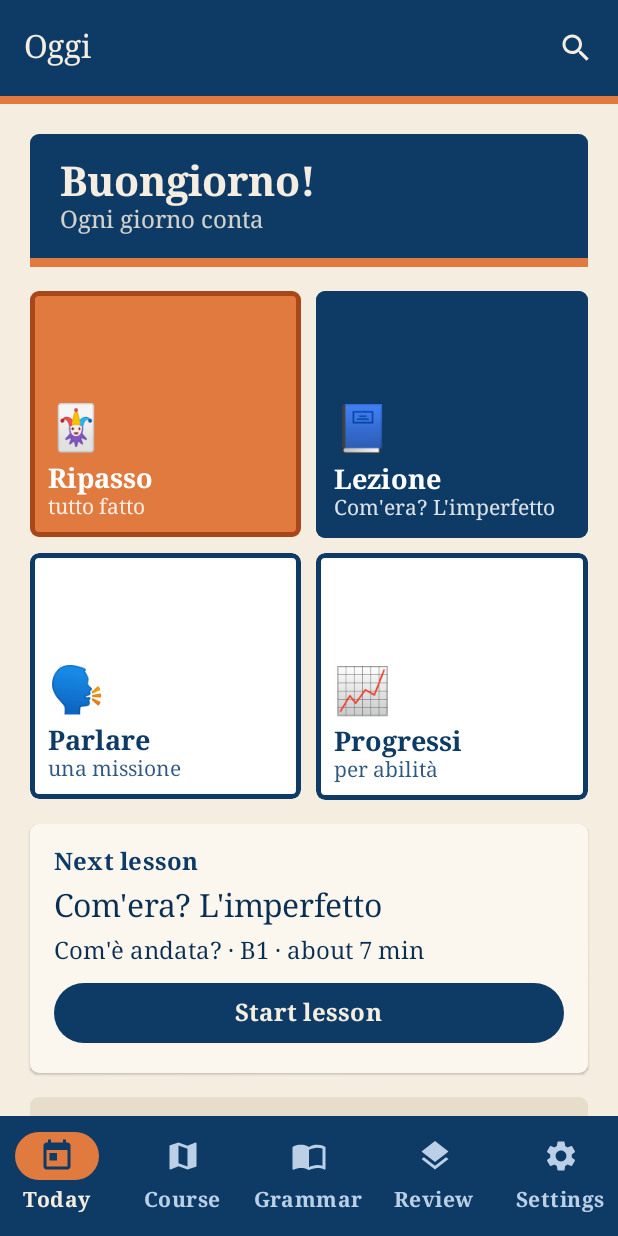
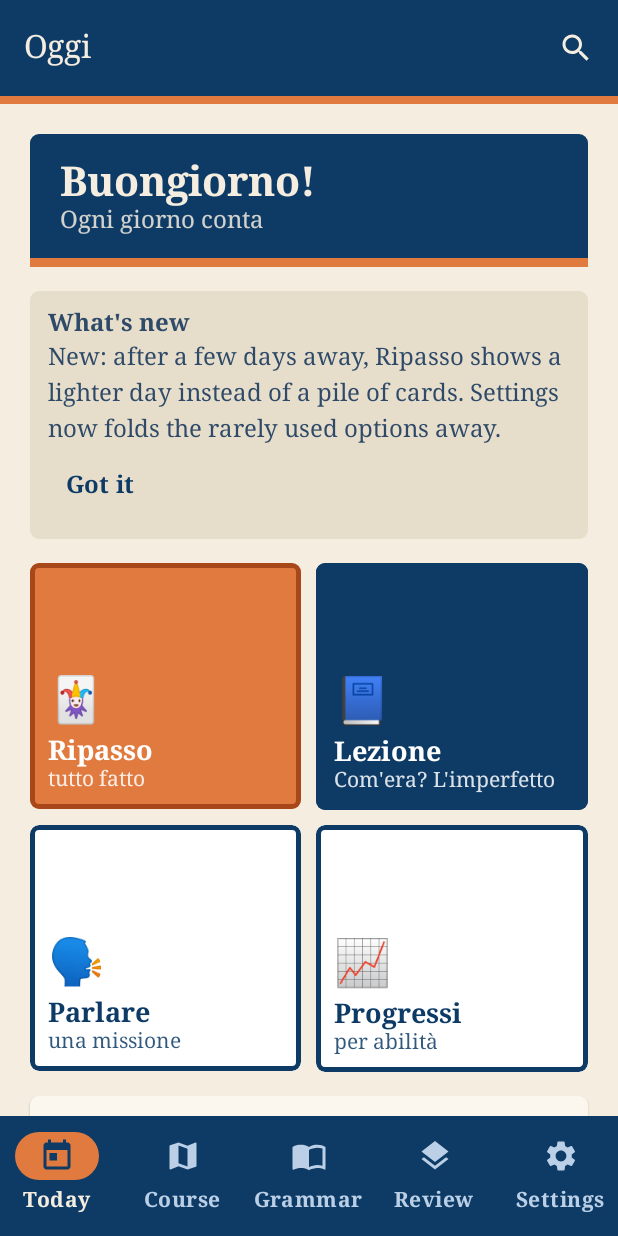
Before and after one commit to Gleaped/ItalianLearning, an Android app built with Jetpack Compose: the screen it shows after launch (MainActivity), after a tap on "Skip for now", on a phone screen of 412 x 824 dp. Run offline under Robolectric (Android 15) with nearby library versions, the phone set to English and light mode, and no system bars; our stand-ins replace Room's generated code; pictures from the network do not load.

Commit message:
Fold rare settings away, add a one-time what's new note and a weekly recap
Co-Authored-By: Claude Sonnet 5.5 <noreply@anthropic.com>
Claude-Session: https://claude.ai/code/session_01SxkS3i9RozcY64Stg5kGdQ

```diff
--- a/app/src/main/java/com/gleaped/italianlearning/data/LearningRepository.kt
+++ b/app/src/main/java/com/gleaped/italianlearning/data/LearningRepository.kt
@@ -9,6 +9,7 @@ import com.gleaped.italianlearning.data.db.ExerciseResultEntity
 import com.gleaped.italianlearning.data.db.LessonProgressEntity
 import com.gleaped.italianlearning.data.db.SrsCardEntity
 import com.gleaped.italianlearning.domain.grading.Verdict
+import com.gleaped.italianlearning.domain.progress.DayCount
 import com.gleaped.italianlearning.domain.srs.CardKind
 import com.gleaped.italianlearning.domain.srs.Cards
 import com.gleaped.italianlearning.domain.srs.CoreDeck
@@ -72,6 +73,11 @@ class LearningRepository(private val db: AppDatabase) {
             fresh = minOf(fresh, (perDay - introducedToday).coerceAtLeast(0)),
             eased = ReviewLoad.eased(due, reviewedToday),
         )
+    }
+
+    /** Lessons and cards per day, for the weekly recap. */
+    val dayCounts: Flow<List<DayCount>> = progress.observeActivity().map { list ->
+        list.map { DayCount(it.epochDay, it.lessonsCompleted, it.cardsReviewed) }
     }
 
     /** Lessons finished today. */
--- a/app/src/main/java/com/gleaped/italianlearning/data/settings/SettingsRepository.kt
+++ b/app/src/main/java/com/gleaped/italianlearning/data/settings/SettingsRepository.kt
@@ -72,6 +72,10 @@ data class Settings(
     val onboarded: Boolean = false,
     /** The day of the CELI 3 exam as an epoch day; 0 = not set. */
     val examDateEpochDay: Long = 0L,
+    /** Id of the newest "what's new" note already dismissed; 0 = none. */
+    val whatsNewSeen: Int = 0,
+    /** Monday (epoch day) of the week whose recap was dismissed; 0 = never. */
+    val recapSeenWeek: Long = 0L,
     /** Core words added to the review deck each day; 0 = off. */
     val coreWordsPerDay: Int = CoreDeck.DEFAULT_PER_DAY,
     /** Optional on-device Whisper recogniser for speaking steps; off until the learner turns it on. */
@@ -137,6 +141,8 @@ class SettingsRepository(context: Context) {
         val quietSpeechUntil = longPreferencesKey("quiet_speech_until")
         val lastMixDay = longPreferencesKey("last_mix_day")
         val examDate = longPreferencesKey("exam_date_epoch_day")
+        val whatsNewSeen = intPreferencesKey("whats_new_seen")
+        val recapSeenWeek = longPreferencesKey("recap_seen_week")
         val coreWordsPerDay = intPreferencesKey("core_words_per_day")
         val whisperEnabled = booleanPreferencesKey("whisper_enabled")
         val whisperModel = stringPreferencesKey("whisper_model")
@@ -179,6 +185,8 @@ class SettingsRepository(context: Context) {
             userName = p[Keys.userName] ?: "",
             onboarded = p[Keys.onboarded] ?: false,
             examDateEpochDay = p[Keys.examDate] ?: 0L,
+            whatsNewSeen = p[Keys.whatsNewSeen] ?: 0,
+            recapSeenWeek = p[Keys.recapSeenWeek] ?: 0L,
             coreWordsPerDay = p[Keys.coreWordsPerDay] ?: defaults.coreWordsPerDay,
             whisperEnabled = p[Keys.whisperEnabled] ?: defaults.whisperEnabled,
             whisperModel = p[Keys.whisperModel] ?: defaults.whisperModel,
@@ -216,6 +224,10 @@ class SettingsRepository(context: Context) {
 
     /** The day (epoch day) the daily mix was last finished; 0 = never. */
     val lastMixDay: Flow<Long> = store.data.map { it[Keys.lastMixDay] ?: 0L }.distinctUntilChanged()
+
+    suspend fun markWhatsNewSeen(id: Int) = store.edit { it[Keys.whatsNewSeen] = id }
+
+    suspend fun markRecapSeen(weekStart: Long) = store.edit { it[Keys.recapSeenWeek] = weekStart }
 
     suspend fun markMixDone(epochDay: Long) = store.edit { it[Keys.lastMixDay] = epochDay }
 
--- /dev/null
+++ b/app/src/main/java/com/gleaped/italianlearning/domain/profile/WhatsNew.kt
@@ -0,0 +1,15 @@
+package com.gleaped.italianlearning.domain.profile
+
+/** A one-time note after an update. Obtainium installs updates silently, so changes would otherwise go unnoticed. */
+data class WhatsNewNote(val id: Int, val text: String)
+
+object WhatsNew {
+    /** Oldest first. Add a note with the next id when a release changes something a learner would notice. */
+    val notes: List<WhatsNewNote> = listOf(
+        WhatsNewNote(1, "New: after a few days away, Ripasso shows a lighter day instead of a pile of cards. Settings now folds the rarely used options away."),
+    )
+
+    /** The newest note the learner has not dismissed yet. */
+    fun pending(seen: Int, all: List<WhatsNewNote> = notes): WhatsNewNote? =
+        all.filter { it.id > seen }.maxByOrNull { it.id }
+}
--- /dev/null
+++ b/app/src/main/java/com/gleaped/italianlearning/domain/progress/WeeklyRecap.kt
@@ -0,0 +1,51 @@
+package com.gleaped.italianlearning.domain.progress
+
+import java.time.LocalDate
+
+/** What was done on one day. */
+data class DayCount(val epochDay: Long, val lessons: Int, val cards: Int)
+
+/** A short look back at last week, shown once. */
+data class WeekSummary(
+    /** Monday of the week now running; used to show the recap once per week. */
+    val weekStartEpochDay: Long,
+    val daysPracticed: Int,
+    val lessons: Int,
+    val cards: Int,
+    /** A skill worth a little extra attention this week; null when nothing stands out. */
+    val focus: Skill?,
+) {
+    val text: String
+        get() {
+            val days = if (daysPracticed == 1) "1 day" else "$daysPracticed days"
+            val parts = buildList {
+                if (lessons > 0) add(if (lessons == 1) "1 lesson" else "$lessons lessons")
+                if (cards > 0) add("$cards cards")
+            }
+            val done = if (parts.isEmpty()) "" else " (" + parts.joinToString(" and ") + ")"
+            val tail = if (focus != null) " This week, a little extra ${focus.english.lowercase()} would help." else " Keep the same gentle pace."
+            return "Last week you practised on $days$done.$tail"
+        }
+}
+
+object WeeklyRecap {
+    /** The Monday of the week that contains [epochDay]. */
+    fun mondayOf(epochDay: Long): Long {
+        val dow = LocalDate.ofEpochDay(epochDay).dayOfWeek.value // Monday = 1
+        return epochDay - (dow - 1)
+    }
+
+    /** Last week's summary, or null when nothing was practised then (no recap is better than a bare zero). */
+    fun summarize(days: List<DayCount>, scores: List<SkillScore>, todayEpochDay: Long): WeekSummary? {
+        val thisMonday = mondayOf(todayEpochDay)
+        val lastMonday = thisMonday - 7
+        val week = days.filter { it.epochDay in lastMonday until thisMonday && (it.lessons > 0 || it.cards > 0) }
+        if (week.isEmpty()) return null
+        val focus = scores
+            .mapNotNull { s -> s.recent.percent?.let { s.skill to it } }
+            .filter { it.second < SkillStats.WEAK_BELOW_PERCENT }
+            .minByOrNull { it.second }
+            ?.first
+        return WeekSummary(thisMonday, week.size, week.sumOf { it.lessons }, week.sumOf { it.cards }, focus)
+    }
+}
--- a/app/src/main/java/com/gleaped/italianlearning/ui/home/HomeScreen.kt
+++ b/app/src/main/java/com/gleaped/italianlearning/ui/home/HomeScreen.kt
@@ -35,6 +35,8 @@ import androidx.compose.material3.MaterialTheme
 import androidx.compose.material3.OutlinedButton
 import androidx.compose.material3.OutlinedCard
 import androidx.compose.material3.TextButton
+import androidx.compose.runtime.rememberCoroutineScope
+import kotlinx.coroutines.launch
 import com.gleaped.italianlearning.domain.progress.ExamPlan
 import com.gleaped.italianlearning.domain.progress.ExamReadiness
 import com.gleaped.italianlearning.domain.progress.Readiness
@@ -116,6 +118,37 @@ fun HomeScreen(
                     modifier = Modifier.padding(12.dp),
                     style = MaterialTheme.typography.bodySmall,
                 )
+            }
+        }
+
+        if (o.reviewEased && !o.practicedToday) {
+            Text(
+                "Welcome back. Today is a light day: the rest of the backlog can wait.",
+                style = MaterialTheme.typography.bodyMedium,
+                color = MaterialTheme.colorScheme.onSurfaceVariant,
+            )
+        }
+
+        val recap by vm.recap.collectAsStateWithLifecycle()
+        recap?.let { week ->
+            val scope = rememberCoroutineScope()
+            Card(Modifier.fillMaxWidth()) {
+                Column(Modifier.padding(12.dp), verticalArrangement = Arrangement.spacedBy(4.dp)) {
+                    Text("Your week", style = MaterialTheme.typography.titleSmall)
+                    Text(week.text, style = MaterialTheme.typography.bodyMedium)
+                    TextButton(onClick = { scope.launch { container.settings.markRecapSeen(week.weekStartEpochDay) } }) { Text("OK") }
+                }
+            }
+        }
+
+        o.whatsNew?.let { note ->
+            val scope = rememberCoroutineScope()
+            Card(Modifier.fillMaxWidth()) {
+                Column(Modifier.padding(12.dp), verticalArrangement = Arrangement.spacedBy(4.dp)) {
+                    Text("What's new", style = MaterialTheme.typography.titleSmall)
+                    Text(note.text, style = MaterialTheme.typography.bodyMedium)
+                    TextButton(onClick = { scope.launch { container.settings.markWhatsNewSeen(note.id) } }) { Text("Got it") }
+                }
             }
         }
 
@@ -204,7 +237,6 @@ fun HomeScreen(
                 }
                 Text(
                     when {
-                        o.reviewEased && !o.practicedToday -> "Welcome back. Today is a light day: the rest of the backlog can wait."
                         o.practicedToday -> "You have practised today. Anything more is a bonus."
                         o.streak > 0 -> "Any one of these keeps your streak going."
                         else -> "Any one of these counts as practice for today."
--- a/app/src/main/java/com/gleaped/italianlearning/ui/home/OverviewViewModel.kt
+++ b/app/src/main/java/com/gleaped/italianlearning/ui/home/OverviewViewModel.kt
@@ -4,6 +4,8 @@ import kotlinx.coroutines.flow.map
 import kotlinx.coroutines.flow.distinctUntilChanged
 import com.gleaped.italianlearning.domain.practice.DailyMix
 import com.gleaped.italianlearning.domain.srs.ReviewCounts
+import com.gleaped.italianlearning.domain.profile.WhatsNew
+import com.gleaped.italianlearning.domain.profile.WhatsNewNote
 import androidx.lifecycle.ViewModel
 import androidx.lifecycle.ViewModelProvider
 import androidx.lifecycle.viewModelScope
@@ -18,6 +20,8 @@ import com.gleaped.italianlearning.domain.progress.ExamPlan
 import com.gleaped.italianlearning.domain.progress.ExamReadiness
 import com.gleaped.italianlearning.domain.progress.Readiness
 import com.gleaped.italianlearning.domain.progress.SkillStats
+import com.gleaped.italianlearning.domain.progress.WeekSummary
+import com.gleaped.italianlearning.domain.progress.WeeklyRecap
 import com.gleaped.italianlearning.domain.progress.LessonCheckpoint
 import com.gleaped.italianlearning.domain.progress.Streak
 import kotlinx.coroutines.flow.SharingStarted
@@ -53,6 +57,8 @@ data class Overview(
     val readiness: Readiness = Readiness(emptyList(), null, null),
     /** Lessons still to do on the way to B2. */
     val remainingLessons: Int = 0,
+    /** A one-time note about what changed in the last update. */
+    val whatsNew: WhatsNewNote? = null,
 )
 
 class OverviewViewModel(container: AppContainer) : ViewModel() {
@@ -112,7 +118,18 @@ class OverviewViewModel(container: AppContainer) : ViewModel() {
             examDateEpochDay = settings.examDateEpochDay,
             readiness = ExamReadiness.estimate(SkillStats.bySkill(extra.attempts, today)),
             remainingLessons = ExamPlan.remainingLessons(courseProgress.levelProgress()),
+            whatsNew = WhatsNew.pending(settings.whatsNewSeen),
         )
+    }.stateIn(viewModelScope, SharingStarted.WhileSubscribed(5_000), null)
+
+    /** Last week in a sentence, until it is dismissed. */
+    val recap: StateFlow<WeekSummary?> = combine(
+        container.learning.dayCounts,
+        container.learning.attempts,
+        container.settings.settings.map { it.recapSeenWeek }.distinctUntilChanged(),
+    ) { days, attempts, seenWeek ->
+        val today = LocalDate.now().toEpochDay()
+        WeeklyRecap.summarize(days, SkillStats.bySkill(attempts, today), today)?.takeIf { it.weekStartEpochDay != seenWeek }
     }.stateIn(viewModelScope, SharingStarted.WhileSubscribed(5_000), null)
 
     companion object {
```
Also changed, not shown: app/src/main/java/com/gleaped/italianlearning/ui/settings/SettingsScreen.kt (+19 -0 lines), 2 other files.
